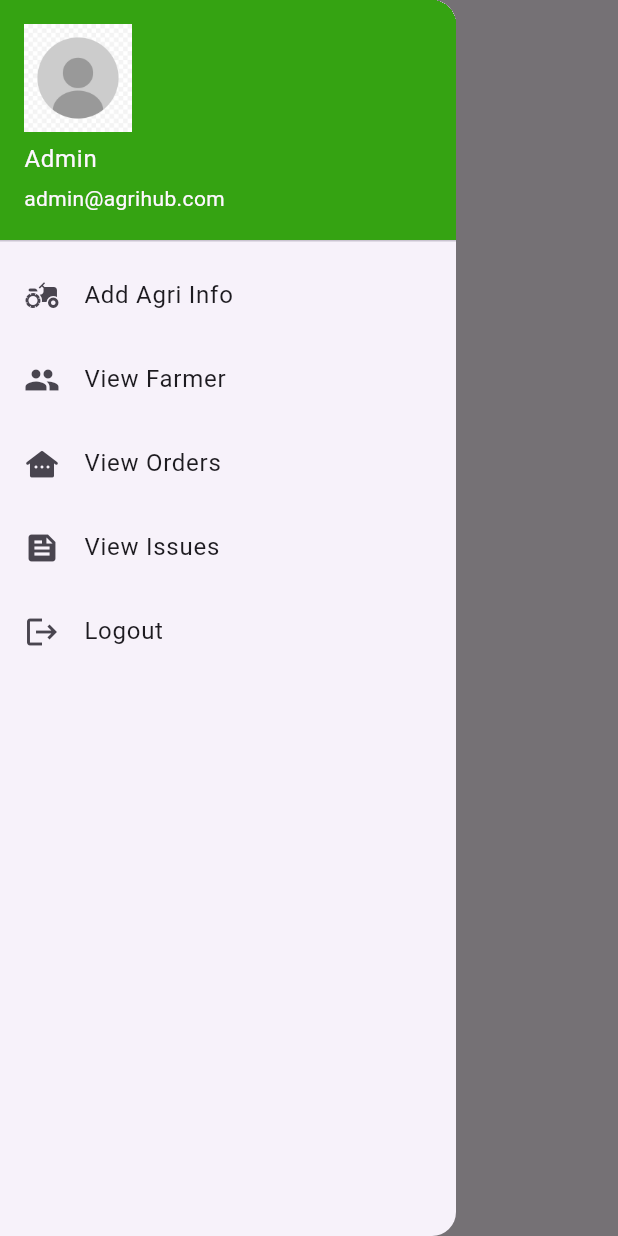
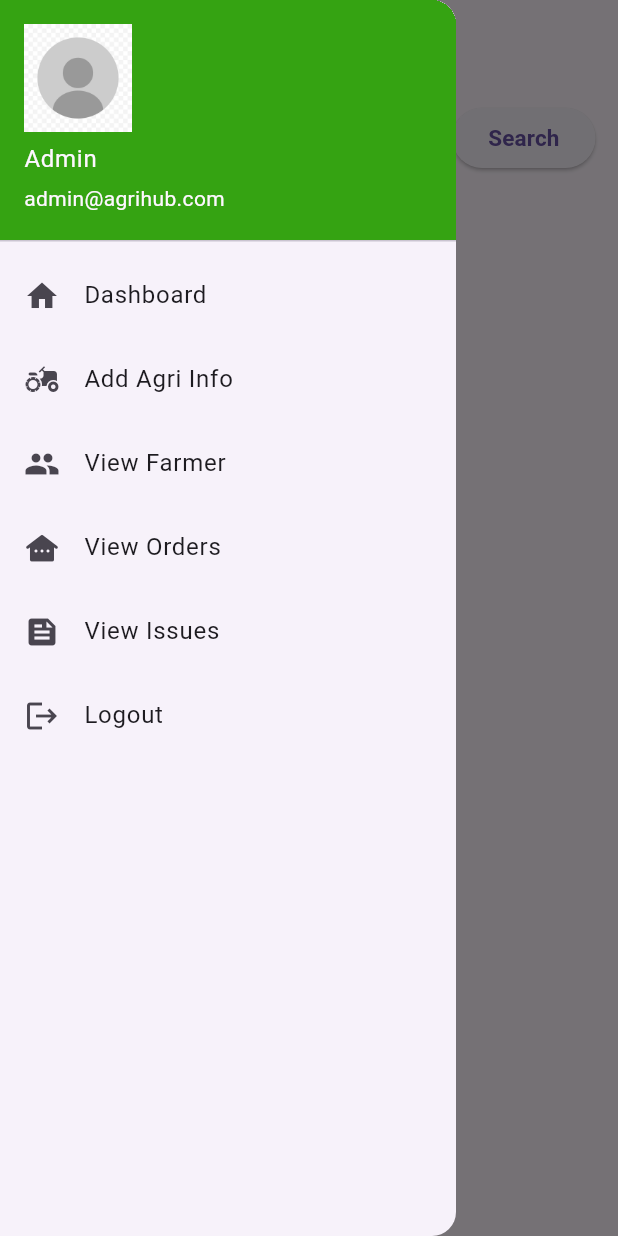
Before and after one commit to fathimaCode/agrihub_frontend, a Flutter app: the Admindashboard screen opened directly, with the side drawer open, on a phone screen of 412 x 824 dp. Run offline on Flutter 3.47's test engine with Material 3 defaults, Android fonts, the phone set to English and light mode, and no system bars; our stand-ins replace awesome_dialog, get, image_picker, shared_preferences; accounts and stored records are empty; network calls fail.

```diff
--- a/lib/Common/NavBar.dart
+++ b/lib/Common/NavBar.dart
@@ -1,5 +1,6 @@
 
 import 'package:agrihub/Constant/agri_color.dart';
+import 'package:agrihub/controller/ReportController.dart';
 import 'package:agrihub/pages/admin_ui/AddAgriInfo.dart';
 import 'package:agrihub/pages/admin_ui/AdminViewIssues.dart';
 import 'package:agrihub/pages/admin_ui/ViewFarmer.dart';
@@ -9,9 +10,11 @@ import 'package:flutter/material.dart';
 import 'package:get/get.dart';
 
 
+import '../controller/OrderController.dart';
+import '../controller/ProductController.dart';
 import '../pages/Login.dart';
 class AdminNavBar extends StatelessWidget {
-  const AdminNavBar({super.key});
+  AdminNavBar({super.key});
 
   @override
   Widget build(BuildContext context) {
@@ -22,14 +25,19 @@ class AdminNavBar extends StatelessWidget {
             accountEmail: Text("admin@agrihub.com"),
             currentAccountPicture: CircleAvatar(child: Image.asset('assets/images/profile.jpg')
               ,),decoration: BoxDecoration(color: AgriColors.primaryColor),),
+       ListTile(leading: Icon(Icons.home),title: Text("Dashboard"),onTap: ()=>{
+         Get.to(Admindashboard())
+       },),
+           ListTile(leading: Icon(Icons.agriculture),title: Text("Add Agri Info"),onTap: ()=>{Get.to(AddAgriInfo())},),
+           ListTile(leading: Icon(Icons.people),title: Text("View Farmer"),onTap: ()=>{Get.to(ViewFarmer())},),
+           ListTile(leading: Icon(Icons.other_houses_rounded),title: Text("View Orders"),onTap: ()=>{
 
-       ListTile(leading: Icon(Icons.agriculture),title: Text("Add Agri Info"),onTap: ()=>{Get.to(AddAgriInfo())},),
-       ListTile(leading: Icon(Icons.people),title: Text("View Farmer"),onTap: ()=>{Get.to(ViewFarmer())},),
-       ListTile(leading: Icon(Icons.other_houses_rounded),title: Text("View Orders"),onTap: ()=>{Get.to(ViewOrders())},),
-       ListTile(leading: Icon(Icons.feed),title: Text("View Issues"),onTap: ()=>{Get.to(AdminViewIssues())},),
-          ListTile(leading: Icon(Icons.logout),title: Text("Logout"),onTap: ()=>{
+             Get.to(ViewOrders())
+           },),
+           ListTile(leading: Icon(Icons.feed),title: Text("View Issues"),onTap: ()=>{Get.to(AdminViewIssues())},),
+              ListTile(leading: Icon(Icons.logout),title: Text("Logout"),onTap: ()=>{
 
-            Get.to(Login())},)
+                Get.to(Login())},)
 
 
      ],)
--- a/lib/pages/Login.dart
+++ b/lib/pages/Login.dart
@@ -70,7 +70,7 @@ class Login extends StatelessWidget {
                     SizedBox(height: 10,),
                     ElevatedButton(onPressed: () async{
                       if(emailController.text=="admin@agrihub.com" && passwordController.text=="admin"){
-                        Get.to(AddAgriInfo());
+                        Get.to(Admindashboard());
                       }
                       else{
                         var result=   await AuthenticationController().AuthorisedUser(emailController.text,passwordController.text);
--- a/lib/pages/admin_ui/dashboard.dart
+++ b/lib/pages/admin_ui/dashboard.dart
@@ -1,14 +1,100 @@
 import 'package:agrihub/Common/NavBar.dart';
 import 'package:flutter/material.dart';
 
+import 'package:agrihub/Constant/agri_color.dart';
+import 'package:get/get.dart';
+
+import '../../controller/AgriInformationController.dart';
 class Admindashboard extends StatelessWidget {
-  const Admindashboard({super.key});
-
+   Admindashboard({super.key});
+   final AgriInformationController _agriController =   Get.put(AgriInformationController());
+   final TextEditingController _searchController = TextEditingController();
   @override
   Widget build(BuildContext context) {
     return Scaffold(
       appBar: AppBar(title: Text("Dashboard"),),
       drawer: AdminNavBar(),
-    body: Text("Admin Page"),);
+      body:  ListView(
+        children: [
+          Container(
+
+
+            padding: EdgeInsets.only(right: 15,bottom: 10),
+            alignment: Alignment.topRight,
+            child: Row(children: [
+              Expanded(
+                child: Padding(
+                  padding: const EdgeInsets.all(8.0),
+                  child: TextField(
+                    controller: _searchController,
+                    decoration: InputDecoration(
+                      labelText: "Search Agriculture",
+                      border: OutlineInputBorder(),
+                    ),
+                  ),
+                ),
+              ),
+              ElevatedButton(
+              onPressed: (){
+                var searchInput = _searchController.text;
+                _agriController.filterInfo.value = _agriController.agriInfo
+                    .where((agriItem) =>
+                agriItem.title.toLowerCase().contains(searchInput.toLowerCase()) ||
+                    agriItem.description.toLowerCase().contains(searchInput.toLowerCase()))
+                    .toList();
+                print("line 50");
+
+              },child: Text("Search",style: TextStyle(fontSize: 15,fontWeight: FontWeight.bold),),)],),
+          ),
+
+          Padding(
+            padding: const EdgeInsets.all(8.0),
+            child: SingleChildScrollView(
+              scrollDirection: Axis.vertical,
+              child: Container(
+
+                height: AgriColors.screenHeight(context)/1.3,
+                width: AgriColors.screenWidth(context),
+                child: Obx(
+                      () {
+                    final agrilist = _agriController.filterInfo.isEmpty? _agriController.agriInfo:_agriController.filterInfo;
+
+                    if (agrilist.isEmpty) {
+                      return Center(
+                        child: Text("No Agri Information"),
+                      );
+                    }
+
+                    return ListView.builder(
+                      itemCount: agrilist.length,
+                      itemBuilder: (context, index) {
+                        final agriItem = agrilist[index];
+                        return Card(
+                          elevation: 5,
+                          child: Container(child:
+                          Column(children: [
+                            Row(children: [
+                              Text("Title: ${agriItem.title}",style: TextStyle(fontWeight: FontWeight.bold,fontSize: 16),),
+                              SizedBox(width: 10,),
+                              Container(
+                                alignment: Alignment.topRight,
+                                child: Text("Created_at: ${agriItem.date}"),
+                              ),
+                            ],),
+
+                            Text("Description: ${agriItem.description}"),
+                            Text("Content: ${agriItem.content}"),
+
+                          ],),),
+                        );
+                      },
+                    );
+                  },
+                ),
+              ),
+            ),
+          )
+        ],
+      ));
   }
 }
--- a/lib/pages/customer_ui/AddReview.dart
+++ b/lib/pages/customer_ui/AddReview.dart
@@ -36,8 +36,7 @@ class AddReview extends StatelessWidget {
               List<MyCart> items = new List<MyCart>.from(carts);
               Get.to(MyAgriCartPage(cartItems: items));
 
-            }, icon: Icon(Icons.add_shopping_cart,color: AgriColors.primaryColor,)),
-          ],
+            }, icon: Icon(Icons.add_shopping_cart,color: AgriColors.primaryColor,))],
         title: Text("Add Reviews"),
     ),
     drawer: CustomerNavBar(),
```
Also changed, not shown: lib/controller/ProductController.dart (+19 -0 lines), lib/pages/Farmer_ui/UpdateStock.dart (added, +80 -0 lines), lib/pages/Farmer_ui/ViewProduct.dart (+15 -4 lines), lib/pages/admin_ui/ViewOrders.dart (+30 -8 lines), lib/pages/customer_ui/CartPage.dart (+11 -1 lines), lib/pages/customer_ui/ProductCustomerReview.dart (+5 -5 lines), lib/services/ProductServices.dart (+23 -0 lines).
